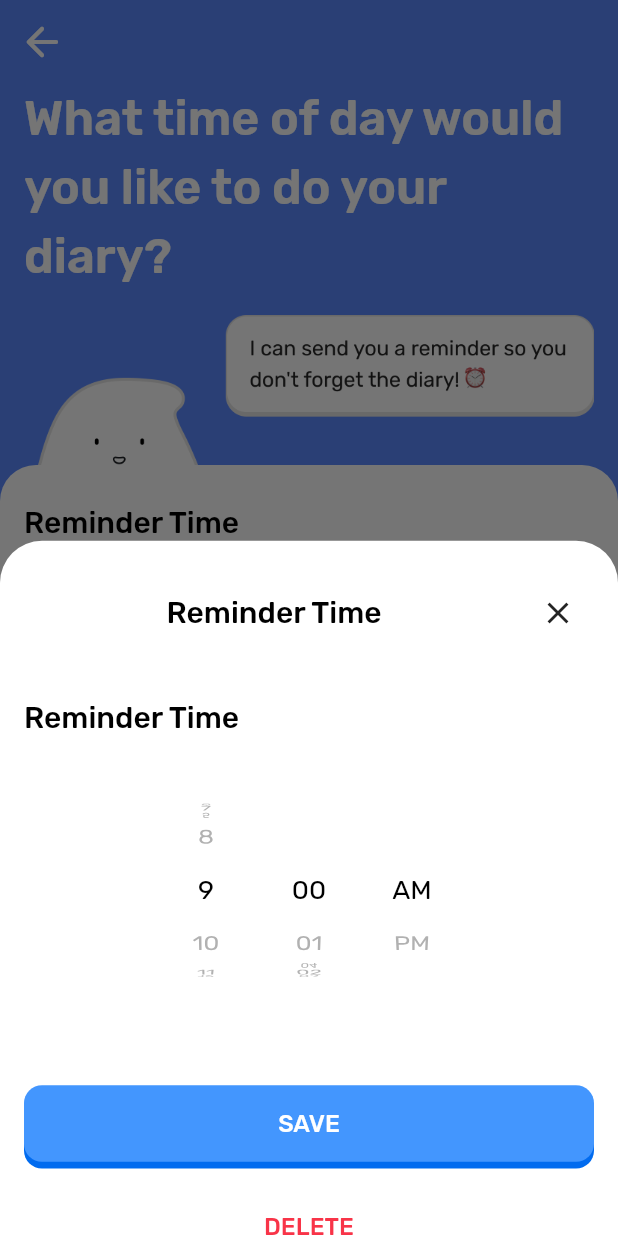
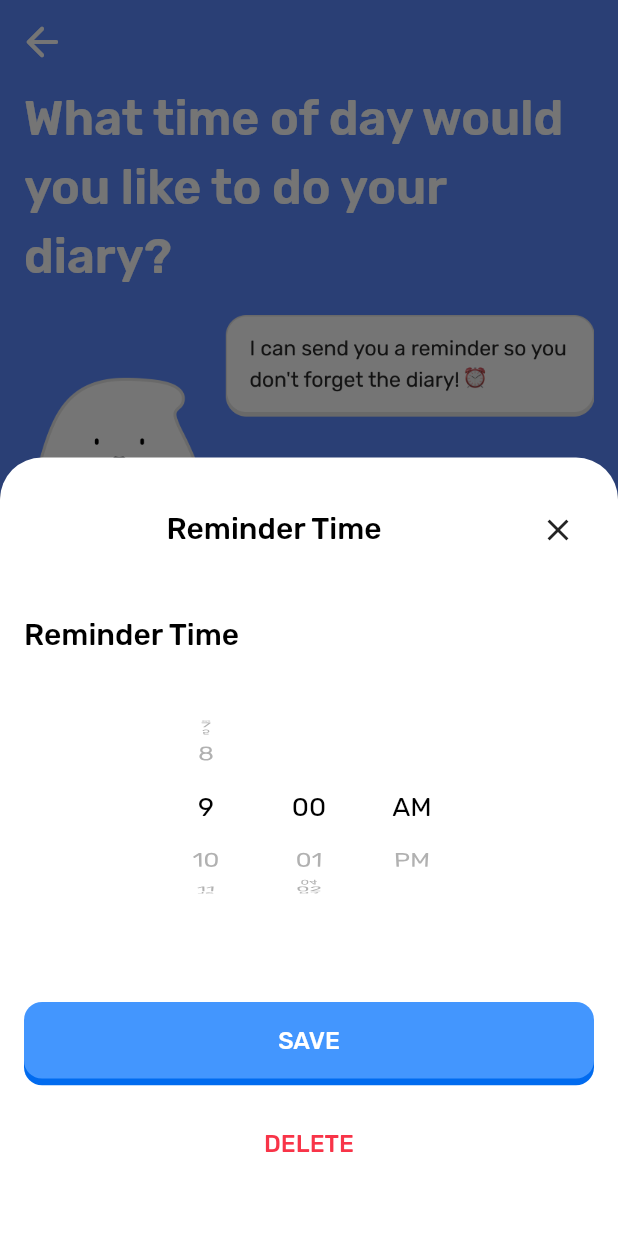
Before and after one commit to AppHatchery/Fabla-Front-end, a Flutter app: the ActiveTimePage screen opened directly, after a tap on the "edit" icon, on a phone screen of 412 x 824 dp. Run offline on Flutter 3.47's test engine with Material 2 defaults, Android fonts, the phone set to English and light mode, and no system bars; our stand-ins replace audioplayers, awesome_notifications, bloc, equatable, flutter_bloc, flutter_screenutil and 6 more; missing offline and left inert: amplify_auth_cognito, amplify_flutter, amplify_storage_s3, audio_session, aws_common, flutter_sound and 1 more; accounts and stored records are empty; generated files the repository leaves out were written again.

Commit message:
fixed cropped button for reminder setting (#109)
* fixed cropped button for reminder setting

* Changes added on the active_time_tile.dart file

```diff
--- a/lib/screens/onboarding/presentation/widgets/active_time_tile.dart
+++ b/lib/screens/onboarding/presentation/widgets/active_time_tile.dart
@@ -8,7 +8,8 @@ class ActiveTimeTile extends StatefulWidget {
   final TimeOfDay time;
   final VoidCallback delete;
   final ValueChanged<TimeOfDay>? edit;
-  const ActiveTimeTile({super.key, required this.time, required this.delete, this.edit});
+  const ActiveTimeTile(
+      {super.key, required this.time, required this.delete, this.edit});
 
   @override
   State<ActiveTimeTile> createState() => _ActiveTimeTileState();
@@ -74,22 +75,23 @@ class _ActiveTimeTileState extends State<ActiveTimeTile> {
   void pickDate(TimeOfDay? date) async {
     final time = await showModalBottomSheet(
         backgroundColor: CustomColors.fillWhite,
+        isScrollControlled: true,
         context: context,
-        builder: (context) => Wrap(
-              children: [
-                CustomTimePicker(
+        builder: (context) => LayoutBuilder(builder: (context, constraints) {
+              return SingleChildScrollView(
+                child: CustomTimePicker(
                   date: date,
                   onDelete: () => date != null ? widget.delete() : null,
                 ),
-              ],
-            ));
+              );
+            }));
 
     if (time != null) {
       setState(() {
         timeOfDay = time;
         getPeriod(timeOfDay.hour);
       });
-       widget.edit!(timeOfDay);
+      widget.edit!(timeOfDay);
     }
   }
 }
--- a/lib/theme/components/time_picker.dart
+++ b/lib/theme/components/time_picker.dart
@@ -171,9 +171,9 @@ class _CustomTimePickerState extends State<CustomTimePicker> {
                 )),
               ],
             ),
-            const SizedBox(
-              height: 24,
-            ),
+            // const SizedBox(
+            //   height: 24,
+            // ),
           ],
         ),
       ),
```
Also changed, not shown: lib/screens/onboarding/presentation/widgets/list_active_times.dart (+20 -19 lines).
